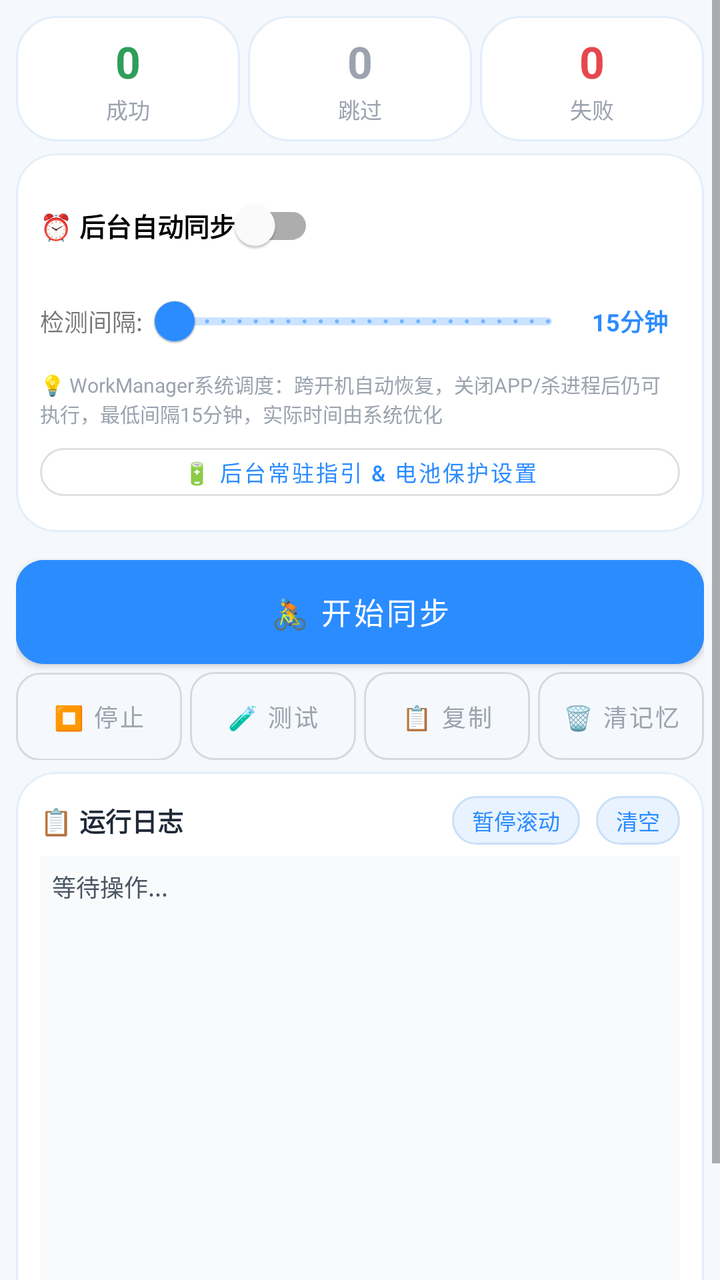
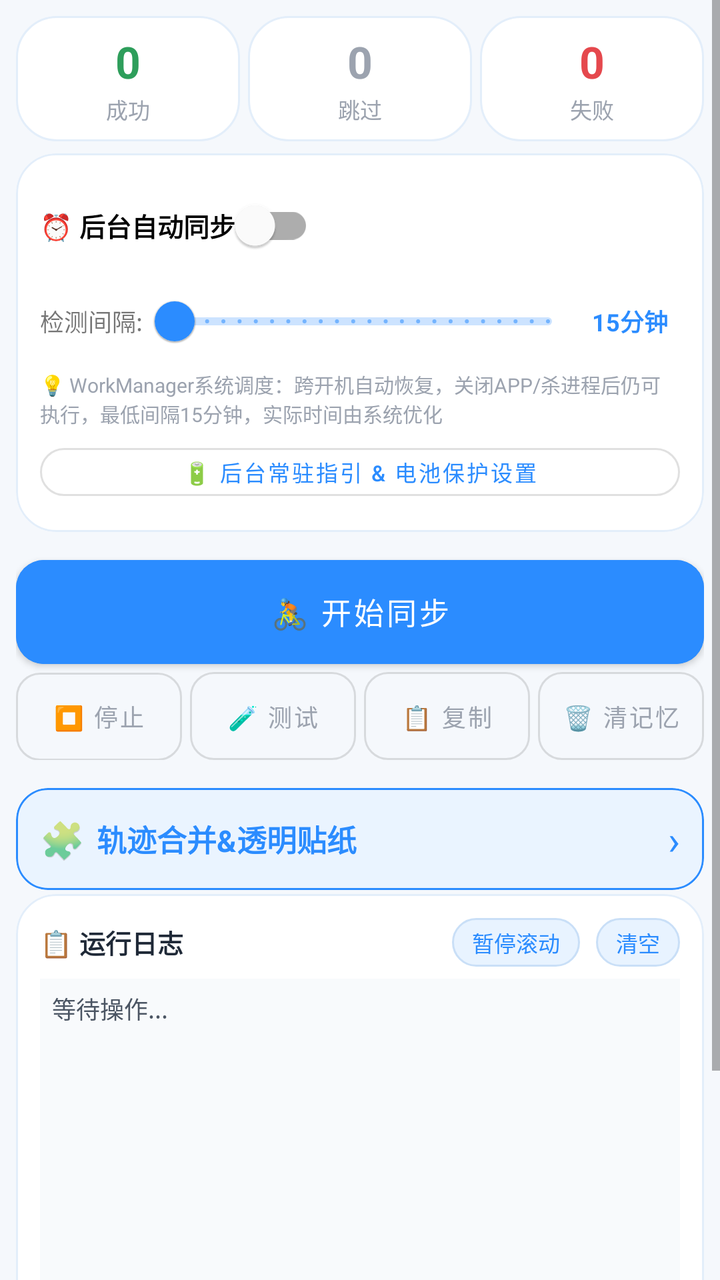

Compare the two renders of this Android layout. The source of the first and the diff that turns it into the second are given below.
<!-- AndroidManifest.xml: application theme Theme.JichiOB -->
<!-- res/layout/fragment_sync.xml -->
<?xml version="1.0" encoding="utf-8"?>
<ScrollView xmlns:android="http://schemas.android.com/apk/res/android"
    xmlns:app="http://schemas.android.com/apk/res-auto"
    android:layout_width="match_parent"
    android:layout_height="match_parent"
    android:background="@color/bg_light"
    android:fillViewport="true">

    <LinearLayout
        android:layout_width="match_parent"
        android:layout_height="wrap_content"
        android:orientation="vertical"
        android:padding="8dp">

        
        <LinearLayout
            android:layout_width="match_parent"
            android:layout_height="wrap_content"
            android:layout_marginBottom="6dp"
            android:orientation="horizontal">

            <LinearLayout
                android:layout_width="0dp"
                android:layout_height="wrap_content"
                android:layout_weight="1"
                android:layout_marginEnd="4dp"
                android:orientation="vertical"
                android:gravity="center"
                android:padding="8dp"
                android:background="@drawable/bg_note_card">
                <TextView
                    android:id="@+id/tvStatOk"
                    android:layout_width="wrap_content"
                    android:layout_height="wrap_content"
                    android:text="0"
                    android:textColor="@color/log_success"
                    android:textSize="22sp"
                    android:textStyle="bold" />
                <TextView
                    android:layout_width="wrap_content"
                    android:layout_height="wrap_content"
                    android:text="成功"
                    android:textColor="@color/text_secondary"
                    android:textSize="11sp"
                    android:layout_marginTop="1dp" />
            </LinearLayout>

            <LinearLayout
                android:layout_width="0dp"
                android:layout_height="wrap_content"
                android:layout_weight="1"
                android:layout_marginEnd="4dp"
                android:orientation="vertical"
                android:gravity="center"
                android:padding="8dp"
                android:background="@drawable/bg_note_card">
                <TextView
                    android:id="@+id/tvStatSkip"
                    android:layout_width="wrap_content"
                    android:layout_height="wrap_content"
                    android:text="0"
                    android:textColor="@color/log_skip"
                    android:textSize="22sp"
                    android:textStyle="bold" />
                <TextView
                    android:layout_width="wrap_content"
                    android:layout_height="wrap_content"
                    android:text="跳过"
                    android:textColor="@color/text_secondary"
                    android:textSize="11sp"
                    android:layout_marginTop="1dp" />
            </LinearLayout>

            <LinearLayout
                android:layout_width="0dp"
                android:layout_height="wrap_content"
                android:layout_weight="1"
                android:orientation="vertical"
                android:gravity="center"
                android:padding="8dp"
                android:background="@drawable/bg_note_card">
                <TextView
                    android:id="@+id/tvStatFail"
                    android:layout_width="wrap_content"
                    android:layout_height="wrap_content"
                    android:text="0"
                    android:textColor="@color/log_error"
                    android:textSize="22sp"
                    android:textStyle="bold" />
                <TextView
                    android:layout_width="wrap_content"
                    android:layout_height="wrap_content"
                    android:text="失败"
                    android:textColor="@color/text_secondary"
                    android:textSize="11sp"
                    android:layout_marginTop="1dp" />
            </LinearLayout>
        </LinearLayout>

        
        <com.google.android.material.card.MaterialCardView
            android:layout_width="match_parent"
            android:layout_height="wrap_content"
            android:layout_marginBottom="6dp"
            app:cardCornerRadius="20dp"
            app:cardElevation="0dp"
            app:strokeColor="#E3EEFA"
            app:strokeWidth="1dp">
            <LinearLayout android:layout_width="match_parent" android:layout_height="wrap_content" android:orientation="vertical" android:padding="12dp">
                <com.google.android.material.switchmaterial.SwitchMaterial android:id="@+id/switchAutoSync" android:layout_width="wrap_content" android:layout_height="wrap_content" android:text="⏰ 后台自动同步" android:textSize="13sp" android:textStyle="bold" />
                <LinearLayout android:layout_width="match_parent" android:layout_height="wrap_content" android:orientation="horizontal" android:gravity="center_vertical">
                    <TextView android:layout_width="wrap_content" android:layout_height="wrap_content" android:text="检测间隔:" android:textSize="12sp" />
                    <com.google.android.material.slider.Slider android:id="@+id/sliderAutoInterval" android:layout_width="0dp" android:layout_height="wrap_content" android:layout_weight="1" android:valueFrom="900" android:valueTo="3600" android:stepSize="60" android:value="900" app:thumbColor="@color/primary" app:trackColorActive="@color/primary" />
                    <TextView android:id="@+id/tvAutoInterval" android:layout_width="50dp" android:layout_height="wrap_content" android:text="15分钟" android:textSize="12sp" android:textStyle="bold" android:gravity="center" android:textColor="@color/primary" />
                </LinearLayout>
                <TextView android:layout_width="match_parent" android:layout_height="wrap_content" android:text="💡 WorkManager系统调度：跨开机自动恢复，关闭APP/杀进程后仍可执行，最低间隔15分钟，实际时间由系统优化" android:textSize="10sp" android:textColor="@color/text_secondary" />
                <com.google.android.material.button.MaterialButton android:id="@+id/btnPowerGuide" android:layout_width="match_parent" android:layout_height="36dp" android:layout_marginTop="4dp" android:text="🔋 后台常驻指引 &amp; 电池保护设置" android:textSize="11sp" style="@style/Widget.MaterialComponents.Button.OutlinedButton" app:cornerRadius="14dp" />
            </LinearLayout>
        </com.google.android.material.card.MaterialCardView>

        
        <com.google.android.material.button.MaterialButton
            android:id="@+id/btnSync"
            android:layout_width="match_parent"
            android:layout_height="52dp"
            android:layout_marginTop="8dp"
            android:insetTop="0dp"
            android:insetBottom="0dp"
            android:text="🚴 开始同步"
            android:textSize="15sp"
            android:backgroundTint="@color/gradient_end"
            app:cornerRadius="14dp" />

        
        <com.jichi.ob.ui.LinearProgressView
            android:id="@+id/progressBar"
            android:layout_width="match_parent"
            android:layout_height="14dp"
            android:layout_marginTop="8dp"
            android:layout_marginBottom="2dp"
            android:visibility="gone" />

        
        <LinearLayout android:layout_width="match_parent" android:layout_height="wrap_content" android:layout_marginTop="4dp" android:layout_marginBottom="6dp" android:orientation="horizontal">
            <com.google.android.material.button.MaterialButton android:id="@+id/btnStop" android:layout_width="0dp" android:layout_height="44dp" android:layout_weight="1" android:layout_marginEnd="4dp" android:insetTop="0dp" android:insetBottom="0dp" android:minWidth="0dp" android:maxLines="1" android:singleLine="true" android:ellipsize="none" android:paddingStart="2dp" android:paddingEnd="2dp" android:gravity="center" android:text="⏹ 停止" android:textSize="12sp" android:enabled="false" style="@style/Widget.MaterialComponents.Button.OutlinedButton" android:textColor="@color/text_secondary" app:cornerRadius="12dp" />
            <com.google.android.material.button.MaterialButton android:id="@+id/btnTestDownload" android:layout_width="0dp" android:layout_height="44dp" android:layout_weight="1" android:layout_marginEnd="4dp" android:insetTop="0dp" android:insetBottom="0dp" android:minWidth="0dp" android:maxLines="1" android:singleLine="true" android:ellipsize="none" android:paddingStart="2dp" android:paddingEnd="2dp" android:gravity="center" android:text="🧪 测试" android:textSize="12sp" style="@style/Widget.MaterialComponents.Button.OutlinedButton" android:textColor="@color/text_secondary" app:cornerRadius="12dp" />
            <com.google.android.material.button.MaterialButton android:id="@+id/btnCopyLog" android:layout_width="0dp" android:layout_height="44dp" android:layout_weight="1" android:layout_marginEnd="4dp" android:insetTop="0dp" android:insetBottom="0dp" android:minWidth="0dp" android:maxLines="1" android:singleLine="true" android:ellipsize="none" android:paddingStart="2dp" android:paddingEnd="2dp" android:gravity="center" android:text="📋 复制" android:textSize="12sp" style="@style/Widget.MaterialComponents.Button.OutlinedButton" android:textColor="@color/text_secondary" app:cornerRadius="12dp" />
            <com.google.android.material.button.MaterialButton android:id="@+id/btnClearSync" android:layout_width="0dp" android:layout_height="44dp" android:layout_weight="1" android:insetTop="0dp" android:insetBottom="0dp" android:minWidth="0dp" android:maxLines="1" android:singleLine="true" android:ellipsize="none" android:paddingStart="2dp" android:paddingEnd="2dp" android:gravity="center" android:text="🗑 清记忆" android:textSize="12sp" style="@style/Widget.MaterialComponents.Button.OutlinedButton" android:textColor="@color/text_secondary" app:cornerRadius="12dp" />
        </LinearLayout>

        
        <com.google.android.material.card.MaterialCardView android:layout_width="match_parent" android:layout_height="wrap_content" android:layout_marginBottom="6dp" app:cardCornerRadius="20dp" app:cardElevation="0dp"
            app:strokeColor="#E3EEFA"
            app:strokeWidth="1dp">
            <LinearLayout android:layout_width="match_parent" android:layout_height="wrap_content" android:orientation="vertical" android:padding="12dp">
                <LinearLayout
                    android:layout_width="match_parent"
                    android:layout_height="wrap_content"
                    android:orientation="horizontal"
                    android:gravity="center_vertical">
                    <TextView
                        android:layout_width="0dp"
                        android:layout_height="wrap_content"
                        android:layout_weight="1"
                        android:text="📋 运行日志"
                        android:textSize="13sp"
                        android:textStyle="bold"
                        android:textColor="@color/text_primary" />
                    <TextView
                        android:id="@+id/btnPauseLog"
                        android:layout_width="wrap_content"
                        android:layout_height="wrap_content"
                        android:paddingStart="10dp"
                        android:paddingTop="4dp"
                        android:paddingEnd="10dp"
                        android:paddingBottom="4dp"
                        android:background="@drawable/bg_check_update"
                        android:clickable="true"
                        android:focusable="true"
                        android:text="暂停滚动"
                        android:textColor="@color/primary"
                        android:textSize="11sp" />
                    <TextView
                        android:id="@+id/btnClearLog"
                        android:layout_width="wrap_content"
                        android:layout_height="wrap_content"
                        android:layout_marginStart="8dp"
                        android:paddingStart="10dp"
                        android:paddingTop="4dp"
                        android:paddingEnd="10dp"
                        android:paddingBottom="4dp"
                        android:background="@drawable/bg_check_update"
                        android:clickable="true"
                        android:focusable="true"
                        android:text="清空"
                        android:textColor="@color/primary"
                        android:textSize="11sp" />
                </LinearLayout>
                <ScrollView android:id="@+id/svLog" android:layout_width="match_parent" android:layout_height="250dp" android:nestedScrollingEnabled="true" android:layout_marginTop="6dp" android:background="#F8FAFC" android:padding="6dp">
                    <TextView android:id="@+id/tvLog" android:layout_width="match_parent" android:layout_height="wrap_content" android:text="等待操作..." android:textSize="12sp" android:lineSpacingExtra="3dp" android:textColor="@color/log_normal" />
                </ScrollView>
            </LinearLayout>
        </com.google.android.material.card.MaterialCardView>
    </LinearLayout>
</ScrollView>
<!-- resources referenced by this layout -->
<resources>
  <color name="bg_light">#F5F8FC</color>
  <color name="gradient_end">#2B8CFF</color>
  <color name="log_error">#E5484D</color>
  <color name="log_normal">#4B5563</color>
  <color name="log_skip">#9CA3AF</color>
  <color name="log_success">#2E9E5B</color>
  <color name="primary">#2B8CFF</color>
  <color name="text_primary">#1F2937</color>
  <color name="text_secondary">#9CA3AF</color>
  <!-- drawable bg_check_update (drawable) -->
  <?xml version="1.0" encoding="utf-8"?>
  <shape xmlns:android="http://schemas.android.com/apk/res/android"
      android:shape="rectangle">
      <solid android:color="#E8F3FF" />
      <corners android:radius="18dp" />
      <stroke
          android:width="1dp"
          android:color="#C9DFF7" />
  </shape>
  <!-- drawable bg_note_card (drawable) -->
  <?xml version="1.0" encoding="utf-8"?>
  <shape xmlns:android="http://schemas.android.com/apk/res/android"
      android:shape="rectangle">
      <solid android:color="#FFFFFF" />
      <corners android:radius="20dp" />
      <stroke android:width="1dp" android:color="#E3EEFA" />
  </shape>
  <style name="Theme.JichiOB" parent="Theme.MaterialComponents.Light.NoActionBar">
          <item name="colorPrimary">@color/primary</item>
          <item name="colorPrimaryDark">@color/primary_dark</item>
          <item name="colorAccent">@color/primary</item>
          <item name="android:statusBarColor">@color/bg_light</item>
          <item name="android:windowBackground">@color/bg_light</item>
      </style>
  <color name="primary_dark">#1A6FDB</color>
</resources>

<!-- the commit's change to res/layout/fragment_sync.xml (unified diff, before → after) -->
@@ -149,6 +149,55 @@
         </LinearLayout>
 
         
+        <com.google.android.material.card.MaterialCardView
+            android:id="@+id/cardMerge"
+            android:layout_width="match_parent"
+            android:layout_height="wrap_content"
+            android:layout_marginTop="8dp"
+            android:layout_marginBottom="2dp"
+            android:clickable="true"
+            android:focusable="true"
+            app:cardCornerRadius="16dp"
+            app:cardElevation="0dp"
+            app:cardBackgroundColor="#EAF4FF"
+            app:strokeColor="@color/primary"
+            app:strokeWidth="1dp">
+            <LinearLayout
+                android:layout_width="match_parent"
+                android:layout_height="wrap_content"
+                android:orientation="vertical"
+                android:padding="12dp">
+                <LinearLayout
+                    android:layout_width="match_parent"
+                    android:layout_height="wrap_content"
+                    android:orientation="horizontal"
+                    android:gravity="center_vertical">
+                    <TextView
+                        android:layout_width="wrap_content"
+                        android:layout_height="wrap_content"
+                        android:text="🧩"
+                        android:textSize="18sp" />
+                    <TextView
+                        android:layout_width="wrap_content"
+                        android:layout_height="wrap_content"
+                        android:layout_marginStart="6dp"
+                        android:text="轨迹合并&amp;透明贴纸"
+                        android:textSize="15sp"
+                        android:textStyle="bold"
+                        android:textColor="@color/primary" />
+                    <TextView
+                        android:layout_width="0dp"
+                        android:layout_height="wrap_content"
+                        android:layout_weight="1"
+                        android:gravity="end"
+                        android:text="›"
+                        android:textSize="20sp"
+                        android:textColor="@color/primary" />
+                </LinearLayout>
+            </LinearLayout>
+        </com.google.android.material.card.MaterialCardView>
+
+        
         <com.google.android.material.card.MaterialCardView android:layout_width="match_parent" android:layout_height="wrap_content" android:layout_marginBottom="6dp" app:cardCornerRadius="20dp" app:cardElevation="0dp"
             app:strokeColor="#E3EEFA"
             app:strokeWidth="1dp">
